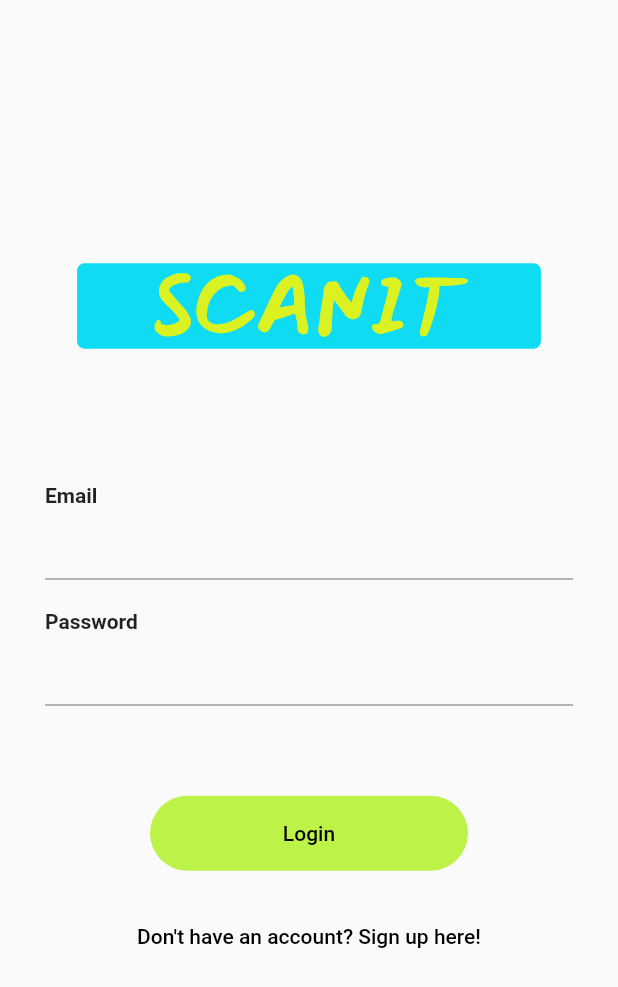
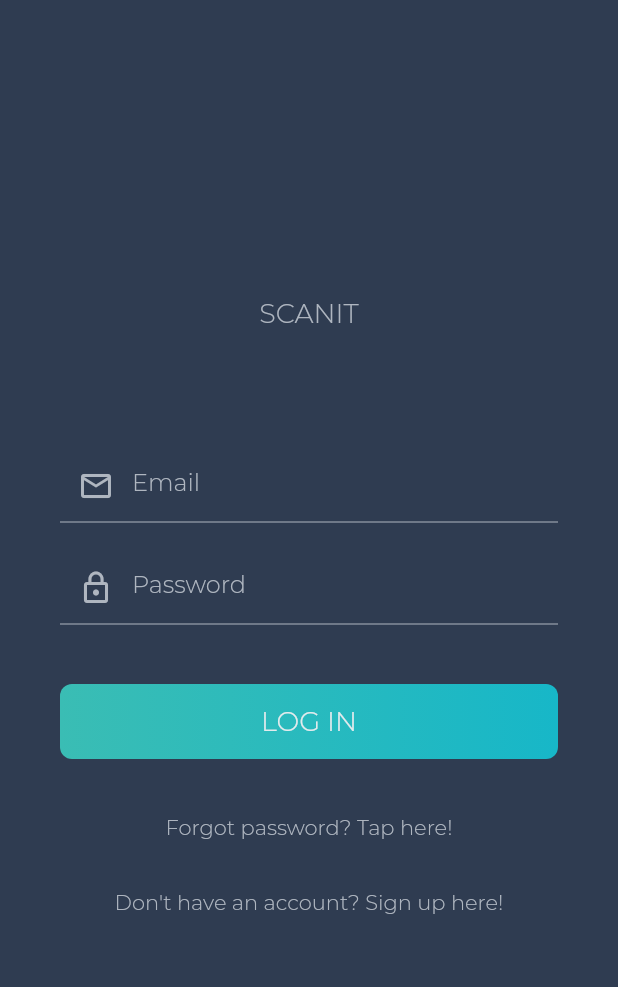
Before and after one commit to AndresGutierrez01/ScanIt, a Flutter app: the screen it shows after launch, on a phone screen of 412 x 824 dp. Shown: the top 987 px of the screen. Run offline on Flutter 3.47's test engine with Material 2 defaults, Android fonts, the phone set to English and light mode, and no system bars.

Commit message:
changed design

```diff
--- a/MobileApp/scanit/lib/main.dart
+++ b/MobileApp/scanit/lib/main.dart
@@ -1,5 +1,6 @@
 import 'package:flutter/material.dart';
-import 'pages/Login.dart';
+import 'package:scanit/pages/Login.dart';
+import 'package:scanit/utilites/AppColors.dart';
 
 void main() => runApp(MyApp());
 
@@ -7,9 +8,9 @@ class MyApp extends StatelessWidget {
   @override
   Widget build(BuildContext context) {
     return MaterialApp(
-      title: 'Flutter Demo',
       theme: ThemeData(
-        primaryColor: Colors.black,
+        primaryColor: AppColors.white,
+        fontFamily: 'Montserrat',
       ),
       home: Login(),
     );
--- a/MobileApp/scanit/lib/pages/Home.dart
+++ /dev/null
@@ -1,19 +0,0 @@
-import 'package:flutter/material.dart';
-
-class Home extends StatefulWidget {
-  @override
-  HomeState createState() => HomeState();
-}
-
-class HomeState extends State<Home> {
-
-  @override
-  Widget build(BuildContext context) {
-
-    return Scaffold(
-      appBar: AppBar(
-        title: Text("Scanit"),
-      ),
-    );
-  }
-}
--- a/MobileApp/scanit/lib/pages/Login.dart
+++ b/MobileApp/scanit/lib/pages/Login.dart
@@ -1,8 +1,8 @@
 import 'package:flutter/material.dart';
-import '../widgets/MainBanner.dart';
-import '../widgets/LoginForm.dart';
-import '../widgets/FormButton.dart';
-import '../widgets/TextButton.dart';
+import 'package:scanit/utilites/AppColors.dart';
+import 'package:scanit/widgets/LoginForm.dart';
+import 'package:scanit/widgets/FormButton.dart';
+import 'package:scanit/widgets/TextButton.dart';
 
 class Login extends StatefulWidget {
   @override
@@ -13,11 +13,15 @@ class LoginState extends State<Login> {
   TextEditingController email = TextEditingController();
   TextEditingController password = TextEditingController();
 
-  login(){
+  login() {
     print("Logging in....");
   }
 
-  signUp(){
+  forgotPassword(){
+
+  }
+
+  signUp() {
     print("Routing to sign up page");
   }
 
@@ -25,19 +29,35 @@ class LoginState extends State<Login> {
   Widget build(BuildContext context) {
     return Scaffold(
       body: Container(
+          color: AppColors.background,
           child: Center(
             child: SingleChildScrollView(
               child: Column(
                 mainAxisAlignment: MainAxisAlignment.spaceEvenly,
                 crossAxisAlignment: CrossAxisAlignment.center,
                 children: <Widget>[
-              MainBanner(),
-              Padding(padding: EdgeInsets.all(30),),
-              LoginForm(emailController: email,passwordController: password,),
+                  Text(
+                    "SCANIT",
+                    style: TextStyle(
+                      fontSize: 18,
+                      color: AppColors.gray
+                    )
+                    ),
+                  Padding(padding: EdgeInsets.all(20),),
+                  LoginForm(
+                    emailCtr: email,
+                    passwordCtr: password,
+                  ),
+                  FormButton(text: "LOG IN", onTap: login),
                   Padding(padding: EdgeInsets.all(10),),
-              FormButton(text: "Login", onTap: login),
-              Padding(padding: EdgeInsets.all(5),),
-              TextButton(text: "Don't have an account? Sign up here!", onTap: signUp,)
+                  TextButton(
+                    text: "Forgot password? Tap here!",
+                    onPressed: forgotPassword,
+                  ),
+                  TextButton(
+                    text: "Don't have an account? Sign up here!",
+                    onPressed: signUp,
+                  ),
                 ],
               ),
             ),
--- a/MobileApp/scanit/lib/utilites/AppColors.dart
+++ b/MobileApp/scanit/lib/utilites/AppColors.dart
@@ -1,10 +1,11 @@
 import 'package:flutter/material.dart';
 
 class AppColors {
-  static Color green = const Color(0xFF99F280);
-  static Color yellow = const Color(0xFFDAF222);
-  static Color aqua = const Color(0xFF41D9BD);
-  static Color greenAccent = const Color(0xFFBDF249);
-  static Color blue = const Color(0xFF0FDBF2);
-  static Color white = const Color(0xFFFFFFFF);
+  static Color background = const Color(0xFF2F3C51);
+  static Color white = const Color(0xFFE4EBED);
+  static Color gray = const Color(0xFFAFB6C0);
+  static List<Color> mainGradiant = [
+    Color(0xFF3ABDB4),
+    Color(0xFF17B7C8)
+  ];
 }
--- a/MobileApp/scanit/lib/widgets/FormButton.dart
+++ b/MobileApp/scanit/lib/widgets/FormButton.dart
@@ -1,28 +1,37 @@
 import 'package:flutter/material.dart';
-import '../utilites/AppColors.dart';
+import 'package:scanit/utilites/AppColors.dart';
 
 class FormButton extends StatelessWidget {
   final String text;
   final VoidCallback onTap;
-
   FormButton({@required this.text, @required this.onTap});
 
   @override
   Widget build(BuildContext context) {
     return Container(
-       margin: EdgeInsets.fromLTRB(100, 10, 100, 10),
+      margin: EdgeInsets.only(left: 40, right: 40),
       height: 50,
       width: 1.0 / 0.0,
       decoration: BoxDecoration(
-        color: AppColors.greenAccent,
-        borderRadius: BorderRadius.circular(25),
+        borderRadius: BorderRadius.circular(8),
+        gradient: LinearGradient(
+          colors: AppColors.mainGradiant,
+          begin: FractionalOffset.centerLeft,
+          end: FractionalOffset.centerRight,
+          stops: [0.0, 1.0],
+          tileMode: TileMode.repeated,
+        )
       ),
       child: FlatButton(
-          child: Text(
-            this.text,
-            style: TextStyle(color: Colors.black),
-          ),
-          onPressed: this.onTap),
+        onPressed: this.onTap,
+        child: Text(
+          this.text,
+          style: TextStyle(
+            color: AppColors.white,
+            fontSize: 18
+          )
+        ),
+      ),
     );
   }
 }
--- a/MobileApp/scanit/lib/widgets/LoginForm.dart
+++ b/MobileApp/scanit/lib/widgets/LoginForm.dart
@@ -1,39 +1,46 @@
 import 'package:flutter/material.dart';
+import 'package:scanit/utilites/AppColors.dart';
 
 class LoginForm extends StatelessWidget {
-  final TextEditingController emailController;
-  final TextEditingController passwordController;
 
-  LoginForm(
-      {@required this.emailController, @required this.passwordController});
+  final TextEditingController emailCtr;
+  final TextEditingController passwordCtr;
+  LoginForm({
+    @required this.emailCtr,
+    @required this.passwordCtr
+  });
+
   @override
   Widget build(BuildContext context) {
     return Container(
-      margin: EdgeInsets.all(30),
+      margin: EdgeInsets.all(40),
       child: Column(
-        crossAxisAlignment: CrossAxisAlignment.start,
         children: <Widget>[
-          Text(
-            "Email",
-            style: TextStyle(
-              fontWeight: FontWeight.bold
+          TextField(
+            controller: this.emailCtr,
+            keyboardType: TextInputType.emailAddress,
+            style: TextStyle(color: AppColors.white),
+            decoration: InputDecoration(
+              prefixIcon: Icon(Icons.mail_outline, color: AppColors.gray,),
+              hintText: "Email",
+              hintStyle: TextStyle(color: AppColors.gray),
+              border: InputBorder.none
             ),
+          ),
+          Divider(color: AppColors.gray, height: 0,),
+          Padding(padding: EdgeInsets.all(10),),
+          TextField(
+            controller: this.passwordCtr,
+            obscureText: true,
+            style: TextStyle(color: AppColors.white),
+            decoration: InputDecoration(
+              prefixIcon: Icon(Icons.lock_outline, color: AppColors.gray,),
+              hintText: "Password",
+              hintStyle: TextStyle(color: AppColors.gray),
+              border: InputBorder.none
             ),
-          TextField(
-            controller: emailController,
-            keyboardType: TextInputType.emailAddress,
           ),
-          Padding(
-            padding: EdgeInsets.only(top: 20),
-          ),
-          Text(
-            "Password",
-            style: TextStyle(fontWeight: FontWeight.bold),
-          ),
-          TextField(
-            controller: passwordController,
-            obscureText: true,
-          ),
+          Divider(color: AppColors.gray, height: 0,),
         ],
       ),
     );
--- a/MobileApp/scanit/lib/widgets/MainBanner.dart
+++ /dev/null
@@ -1,19 +0,0 @@
-import 'package:flutter/material.dart';
-import '../utilites/AppColors.dart';
-
-class MainBanner extends StatelessWidget {
-  @override
-  Widget build(BuildContext context) {
-    return Container(
-      padding: EdgeInsets.only(left: 50, right: 50),
-      decoration: BoxDecoration(
-          color: AppColors.blue, borderRadius: BorderRadius.circular(5)),
-      child: Text("SCANIT",
-          style: TextStyle(
-              color: AppColors.yellow,
-              fontSize: 52,
-              fontFamily: "Mansalva",
-              fontWeight: FontWeight.bold)),
-    );
-  }
-}
--- a/MobileApp/scanit/lib/widgets/TextButton.dart
+++ b/MobileApp/scanit/lib/widgets/TextButton.dart
@@ -1,20 +1,21 @@
 import 'package:flutter/material.dart';
+import 'package:scanit/utilites/AppColors.dart';
 
 class TextButton extends StatelessWidget {
   final String text;
-  final VoidCallback onTap;
+  final VoidCallback onPressed;
 
-  TextButton({@required this.text, @required this.onTap});
-
+  TextButton({@required this.text, @required this.onPressed});
   @override
   Widget build(BuildContext context) {
     return Container(
+      height: 50,
       child: FlatButton(
         child: Text(
-          this.text,
-          style: TextStyle(color: Colors.black),
+          text,
+          style: TextStyle(color: AppColors.gray),
         ),
-        onPressed: this.onTap,
+        onPressed: this.onPressed,
       ),
     );
   }
--- a/MobileApp/scanit/pubspec.yaml
+++ b/MobileApp/scanit/pubspec.yaml
@@ -36,9 +36,9 @@ dev_dependencies:
 # The following section is specific to Flutter.
 flutter:
   fonts:
-    - family: Mansalva
+    - family: Montserrat
       fonts:
-        - asset: assets/fonts/Mansalva-Regular.ttf
+        - asset: assets/fonts/Montserrat-Light.ttf
 
   # The following line ensures that the Material Icons font is
   # included with your application, so that you can use the icons in
```
Also changed, not shown: MobileApp/scanit/assets/fonts/Mansalva-Regular.ttf (deleted), MobileApp/scanit/assets/fonts/Montserrat-Light.ttf (added). Lines whose indentation alone changed are shown as unchanged.
